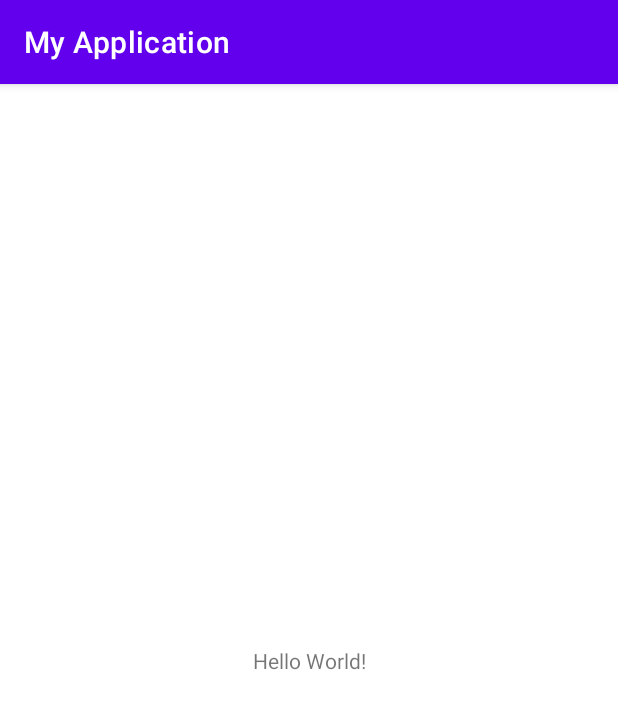
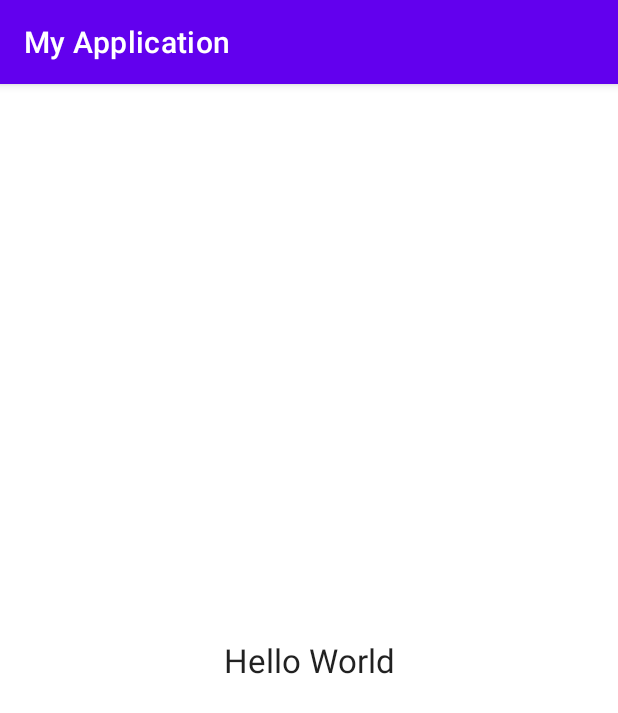
Before and after one commit to TEAM-Kotlin-Study/soyeonLee, an Android app: the screen it shows after launch (MainActivity), on a phone screen of 412 x 824 dp. Shown: the top 713 px of the screen. Run offline under Robolectric (Android 15) with nearby library versions, the phone set to English and light mode, and no system bars.

Commit message:
done with page 78

```diff
--- a/MyApplication2/app/src/main/res/layout/activity_main.xml
+++ b/MyApplication2/app/src/main/res/layout/activity_main.xml
@@ -9,7 +9,8 @@
     <TextView
         android:layout_width="wrap_content"
         android:layout_height="wrap_content"
-        android:text="Hello World!"
+        android:text="@string/hello_world"
+        android:textAppearance="@style/TextAppearance.AppCompat.Large"
         app:layout_constraintBottom_toBottomOf="parent"
         app:layout_constraintLeft_toLeftOf="parent"
         app:layout_constraintRight_toRightOf="parent"
--- a/MyApplication2/app/src/main/res/values/strings.xml
+++ b/MyApplication2/app/src/main/res/values/strings.xml
@@ -1,3 +1,4 @@
 <resources>
     <string name="app_name">My Application</string>
+    <string name="hello_world">Hello World</string>
 </resources>
```
Also changed, not shown: 1 other file.
